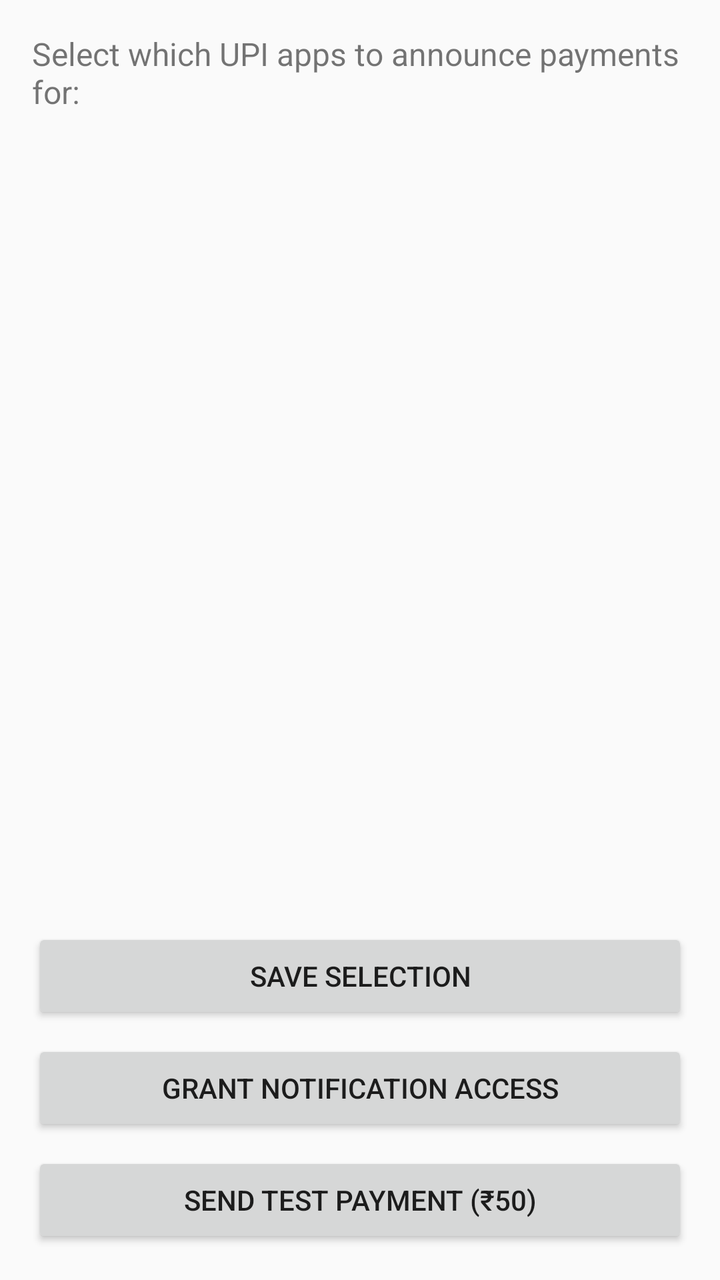
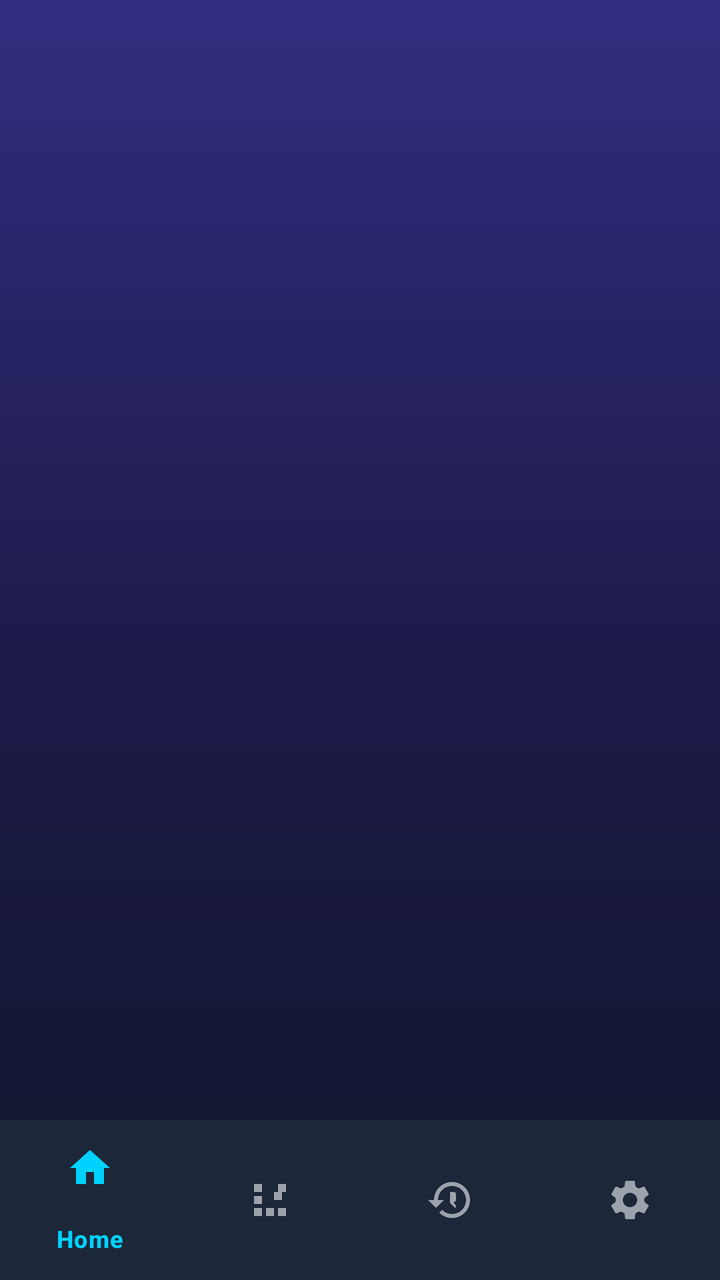

Screens rendered from an Android XML layout before and after an edit, with the pre-edit source and the edit as a unified diff.
<!-- AndroidManifest.xml: application theme Theme.AppCompat.DayNight -->
<!-- res/layout/activity_main.xml -->
<?xml version="1.0" encoding="utf-8"?>
<LinearLayout xmlns:android="http://schemas.android.com/apk/res/android"
    android:layout_width="match_parent"
    android:layout_height="match_parent"
    android:orientation="vertical"
    android:padding="16dp">

    <TextView
        android:layout_width="wrap_content"
        android:layout_height="wrap_content"
        android:text="Select which UPI apps to announce payments for:"
        android:textSize="16sp"
        android:paddingBottom="8dp" />

    <ListView
        android:id="@+id/appListView"
        android:layout_width="match_parent"
        android:layout_height="0dp"
        android:layout_weight="1" />

    <Button
        android:id="@+id/saveSelectionButton"
        android:layout_width="match_parent"
        android:layout_height="wrap_content"
        android:text="Save selection" />

    <Button
        android:id="@+id/grantNotificationAccessButton"
        android:layout_width="match_parent"
        android:layout_height="wrap_content"
        android:layout_marginTop="8dp"
        android:text="Grant notification access" />

    <Button
        android:id="@+id/sendTestNotificationButton"
        android:layout_width="match_parent"
        android:layout_height="wrap_content"
        android:layout_marginTop="8dp"
        android:text="Send test payment (₹50)" />

</LinearLayout>
<!-- resources referenced by this layout -->
<resources>

</resources>

<!-- the commit's change to res/layout/activity_main.xml (unified diff, before → after) -->
@@ -1,41 +1,25 @@
 <?xml version="1.0" encoding="utf-8"?>
-<LinearLayout xmlns:android="http://schemas.android.com/apk/res/android"
+<androidx.coordinatorlayout.widget.CoordinatorLayout xmlns:android="http://schemas.android.com/apk/res/android"
+    xmlns:app="http://schemas.android.com/apk/res-auto"
     android:layout_width="match_parent"
     android:layout_height="match_parent"
-    android:orientation="vertical"
-    android:padding="16dp">
+    android:background="@drawable/gradient_background">
 
-    <TextView
-        android:layout_width="wrap_content"
-        android:layout_height="wrap_content"
-        android:text="Select which UPI apps to announce payments for:"
-        android:textSize="16sp"
-        android:paddingBottom="8dp" />
+    <androidx.fragment.app.FragmentContainerView
+        android:id="@+id/nav_host_fragment"
+        android:layout_width="match_parent"
+        android:layout_height="match_parent"
+        android:layout_marginBottom="80dp"
+        app:layout_behavior="@string/appbar_scrolling_view_behavior" />
 
-    <ListView
-        android:id="@+id/appListView"
+    <com.google.android.material.bottomnavigation.BottomNavigationView
+        android:id="@+id/bottom_nav"
         android:layout_width="match_parent"
-        android:layout_height="0dp"
-        android:layout_weight="1" />
+        android:layout_height="80dp"
+        android:layout_gravity="bottom"
+        style="@style/Widget.UPISoundBox.BottomNavigation"
+        app:itemIconTint="@drawable/nav_selector"
+        app:itemTextColor="@drawable/nav_selector"
+        app:menu="@menu/bottom_nav_menu" />
 
-    <Button
-        android:id="@+id/saveSelectionButton"
-        android:layout_width="match_parent"
-        android:layout_height="wrap_content"
-        android:text="Save selection" />
-
-    <Button
-        android:id="@+id/grantNotificationAccessButton"
-        android:layout_width="match_parent"
-        android:layout_height="wrap_content"
-        android:layout_marginTop="8dp"
-        android:text="Grant notification access" />
-
-    <Button
-        android:id="@+id/sendTestNotificationButton"
-        android:layout_width="match_parent"
-        android:layout_height="wrap_content"
-        android:layout_marginTop="8dp"
-        android:text="Send test payment (₹50)" />
-
-</LinearLayout>
+</androidx.coordinatorlayout.widget.CoordinatorLayout>
<!-- resource entries referenced after the edit -->
@@ -1,5 +1,61 @@
 <!-- resources referenced by this layout -->
 <resources>
-
+  <!-- drawable gradient_background (drawable) -->
+  <?xml version="1.0" encoding="utf-8"?>
+  <shape xmlns:android="http://schemas.android.com/apk/res/android"
+      android:shape="rectangle">
+      <gradient
+          android:startColor="#0F172A"
+          android:centerColor="#1E1B4B"
+          android:endColor="#312E81"
+          android:angle="90"
+          android:type="linear" />
+  </shape>
+  <!-- drawable nav_selector (drawable) -->
+  <?xml version="1.0" encoding="utf-8"?>
+  <selector xmlns:android="http://schemas.android.com/apk/res/android">
+      <item android:color="@color/accent_cyan" android:state_checked="true" />
+      <item android:color="@color/on_surface_dark" android:alpha="0.6" />
+  </selector>
+  <style name="Widget.UPISoundBox.BottomNavigation" parent="Widget.Material3.BottomNavigationView">
+          <item name="itemBackground">@android:color/transparent</item>
+          <item name="itemTextColor">@color/on_surface_dark</item>
+          <item name="itemIconTint">@color/on_surface_dark</item>
+          <item name="backgroundTint">@color/surface_glass_dark</item>
+          <item name="elevation">8dp</item>
+      </style>
+  <style name="Theme.UPISoundBox" parent="Theme.Material3.DayNight.NoActionBar">
+          <item name="colorPrimary">@color/primary_40</item>
+          <item name="colorPrimaryVariant">@color/primary_30</item>
+          <item name="colorOnPrimary">@color/white</item>
+          <item name="colorSecondary">@color/accent_cyan</item>
+          <item name="colorSecondaryVariant">@color/accent_violet</item>
+          <item name="colorOnSecondary">@color/primary_10</item>
+          <item name="colorError">@color/error</item>
+          <item name="colorOnError">@color/white</item>
+          <item name="android:colorBackground">@color/surface_dark</item>
+          <item name="colorSurface">@color/surface_dark</item>
+          <item name="colorOnSurface">@color/on_surface_dark</item>
+          <item name="colorOutline">@color/outline_dark</item>
+          <item name="android:statusBarColor">@android:color/transparent</item>
+          <item name="android:navigationBarColor">@android:color/transparent</item>
+          <item name="android:windowLightStatusBar">false</item>
+          <item name="android:windowLightNavigationBar">false</item>
+          <item name="android:windowTranslucentStatus">true</item>
+          <item name="android:windowTranslucentNavigation">true</item>
+          <item name="android:enforceNavigationBarContrast">false</item>
+          <item name="android:enforceStatusBarContrast">false</item>
+      </style>
+  <color name="accent_cyan">#00D2FF</color>
+  <color name="on_surface_dark">#F1F5F9</color>
+  <color name="surface_glass_dark">#E31E293B</color>
+  <color name="primary_40">#533483</color>
+  <color name="primary_30">#0F3460</color>
+  <color name="white">#FFFFFFFF</color>
+  <color name="accent_violet">#7B2CBF</color>
+  <color name="primary_10">#1A1A2E</color>
+  <color name="error">#EF4444</color>
+  <color name="surface_dark">#0F172A</color>
+  <color name="outline_dark">#33FFFFFF</color>
 </resources>
 
